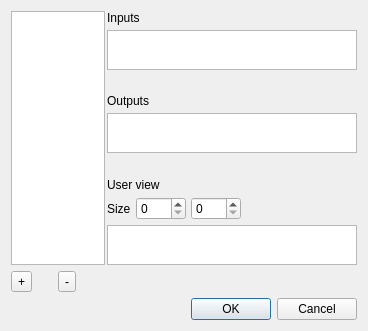
Before: the Qt Designer form xlets_user_view_editor.ui in uliss/patch_scene, drawn with Qt 5.
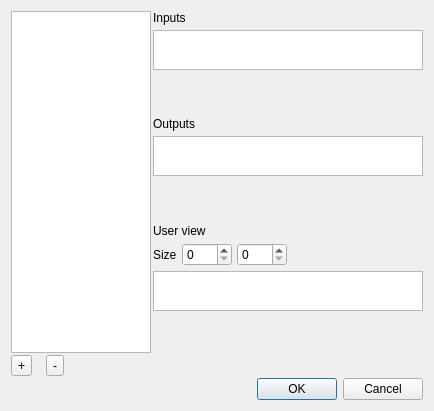
After: the same form once the commit is applied.

The edit to the form file:
```diff
--- a/xlets_user_view_editor.ui
+++ b/xlets_user_view_editor.ui
@@ -6,15 +6,15 @@
    <rect>
     <x>0</x>
     <y>0</y>
-    <width>368</width>
-    <height>331</height>
+    <width>434</width>
+    <height>411</height>
    </rect>
   </property>
   <property name="windowTitle">
    <string>Dialog</string>
   </property>
-  <layout class="QGridLayout" name="gridLayout_2">
-   <property name="horizontalSpacing">
+  <layout class="QGridLayout" name="gridLayout_2" columnstretch="0,2">
+   <property name="spacing">
     <number>2</number>
    </property>
    <item row="1" column="0">
@@ -35,6 +35,22 @@
        </property>
       </widget>
      </item>
+     <item>
+      <spacer name="horizontalSpacer_3">
+       <property name="orientation">
+        <enum>Qt::Horizontal</enum>
+       </property>
+       <property name="sizeType">
+        <enum>QSizePolicy::Fixed</enum>
+       </property>
+       <property name="sizeHint" stdset="0">
+        <size>
+         <width>10</width>
+         <height>20</height>
+        </size>
+       </property>
+      </spacer>
+     </item>
      <item alignment="Qt::AlignLeft">
       <widget class="QToolButton" name="removeView">
        <property name="toolTip">
@@ -45,6 +61,22 @@
        </property>
       </widget>
      </item>
+     <item>
+      <spacer name="horizontalSpacer_2">
+       <property name="orientation">
+        <enum>Qt::Horizontal</enum>
+       </property>
+       <property name="sizeType">
+        <enum>QSizePolicy::Preferred</enum>
+       </property>
+       <property name="sizeHint" stdset="0">
+        <size>
+         <width>80</width>
+         <height>20</height>
+        </size>
+       </property>
+      </spacer>
+     </item>
     </layout>
    </item>
    <item row="0" column="1">
@@ -212,6 +244,19 @@
        </property>
       </widget>
      </item>
+     <item>
+      <spacer name="verticalSpacer_3">
+       <property name="orientation">
+        <enum>Qt::Vertical</enum>
+       </property>
+       <property name="sizeHint" stdset="0">
+        <size>
+         <width>20</width>
+         <height>40</height>
+        </size>
+       </property>
+      </spacer>
+     </item>
     </layout>
    </item>
    <item row="2" column="1">
@@ -228,7 +273,7 @@
     <widget class="QListWidget" name="userViewList">
      <property name="maximumSize">
       <size>
-       <width>100</width>
+       <width>140</width>
        <height>16777215</height>
       </size>
      </property>
```
Left out of the diff: 6 changed lines with no effect on the pictures.
